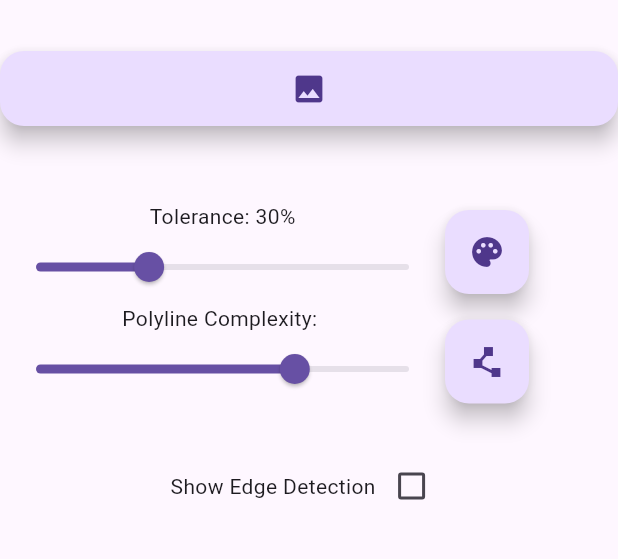
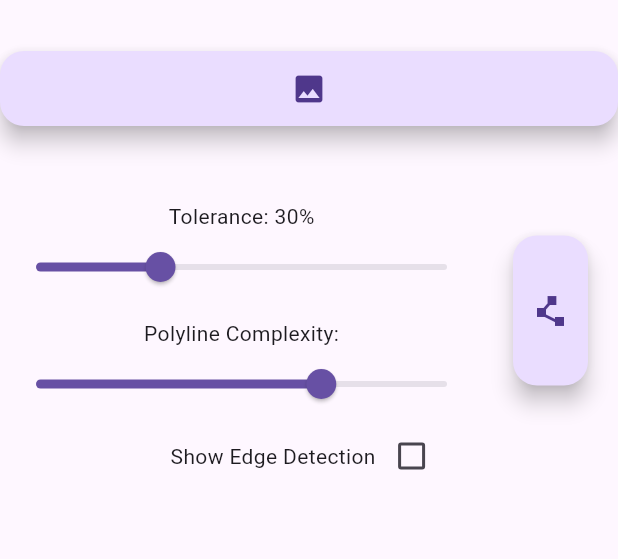
Before and after one commit to PickledPenguin/FloodFillDemo, a Flutter app: the screen it shows after launch, on a phone screen of 412 x 824 dp, the part 63-622 px from its top. Run offline on Flutter 3.47's test engine with Material 3 defaults, Android fonts, the phone set to English and light mode, and no system bars; our stand-ins replace image_picker.

Commit message:
Merged buttons into one and updated workflow

```diff
--- a/lib/screens/screen.dart
+++ b/lib/screens/screen.dart
@@ -229,15 +229,21 @@ class _ImageSelectorScreenState extends State<ImageSelectorScreen> {
             const SizedBox(height: 50),
 
             Row(
-              mainAxisAlignment: MainAxisAlignment.spaceAround,
+              crossAxisAlignment: CrossAxisAlignment.center, // Align vertically
               children: [
-                Flexible (
-                  flex: 5,
-                  child:
-                    Center(
-                      child:
-                        Column(
-                          children: [// Tolerance slider for outline calculation
+                // Left section with sliders
+                Expanded(
+                  flex: 3, // Adjust flex to control space distribution
+                  child: Column(
+                    mainAxisSize: MainAxisSize.min, // Prevent infinite height
+                    mainAxisAlignment: MainAxisAlignment.center,
+                    children: [
+                      // Tolerance slider
+                      Flexible(
+                        fit: FlexFit.loose,
+                        child: Column(
+                          mainAxisAlignment: MainAxisAlignment.center,
+                          children: [
                             Text('Tolerance: ${_tolerance.toInt()}%'),
                             Slider(
                               min: 0,
@@ -251,35 +257,18 @@ class _ImageSelectorScreenState extends State<ImageSelectorScreen> {
                                 });
                               },
                             ),
-                          ]
+                          ],
                         ),
-                    ),
-                ),
+                      ),
+                      const SizedBox(height: 10), // Add spacing
 
-                // Button to apply the outline with the selected tolerance
-                FloatingActionButton(
-                  onPressed: _updateDrawings,
-                  tooltip: 'Apply Tolerance', // Optional tooltip
-                  child: const Icon(Icons.palette), // Use a checkmark icon
-                ),
-
-                // Add a spacer to create some distance
-                const Spacer(flex: 1),
-              ]
-            ),
-
-            Row(
-              mainAxisAlignment: MainAxisAlignment.spaceAround,
-              children:[
-                Flexible (
-                  flex: 5,
-                  child:
-                    Center(
-                      child:
-                        Column(
+                      // Polyline complexity slider
+                      Flexible(
+                        fit: FlexFit.loose,
+                        child: Column(
+                          mainAxisAlignment: MainAxisAlignment.center,
                           children: [
-                            // New Slider for adjusting polyline complexity
-                            const Text('Polyline Complexity: '),
+                            const Text('Polyline Complexity:'),
                             Slider(
                               min: _polylineToleranceMinMax["min"]!,
                               max: _polylineToleranceMinMax["max"]!,
@@ -287,30 +276,39 @@ class _ImageSelectorScreenState extends State<ImageSelectorScreen> {
                               value: _polylineTolerance,
                               onChanged: (value) {
                                 setState(() {
-                                  _polylineTolerance = value; // Update polyline tolerance in inverse (more complex = less tolerance)
+                                  _polylineTolerance = value; // Update polyline tolerance
                                 });
                               },
                             ),
-                            const SizedBox(height: 10),
-                          ]
+                          ],
                         ),
-                    ),
+                      ),
+                    ],
+                  ),
                 ),
 
-                // Button to generate the polyline based on the current tolerance
-                FloatingActionButton(
-                  onPressed: _updateDrawings,
-                  tooltip: 'Generate Polylines', // Optional tooltip
-                  child: const Icon(Icons.polyline), // Use a polyline icon
+                // Spacer for separation
+                const SizedBox(width: 20),
+
+                // Right section with button
+                Align(
+                  alignment: Alignment.center,
+                  child: SizedBox(
+                    width: 50, // Allow width to match as needed
+                    height: 100, // Match approximate height of sliders
+                    child: FloatingActionButton(
+                      onPressed: _updateDrawings,
+                      tooltip: 'Generate Polylines',
+                      child: const Icon(Icons.polyline),
+                    ),
+                  ),
                 ),
 
-                // Add a spacer to create some distance
-                const Spacer(flex: 1),
-
-              ]
+                // Spacer for separation
+                const SizedBox(width: 20),
+              ],
             ),
 
-            const SizedBox(height: 20),
 
             // Checkbox to toggle red outline visibility
             Row(
```
